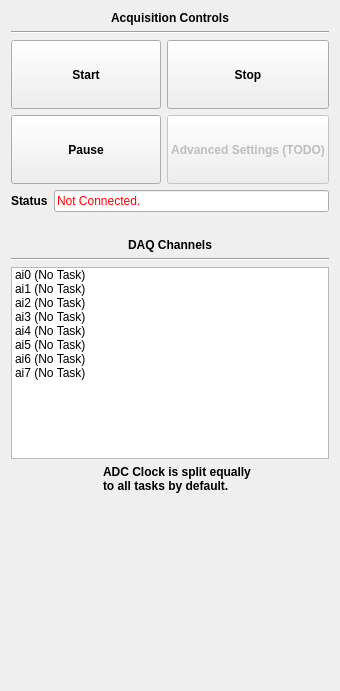
First picture: the form in client/src/windows/acquisitioncontrol_window.ui, repository lPrimemaster/DCScan-GUI, before the edit.
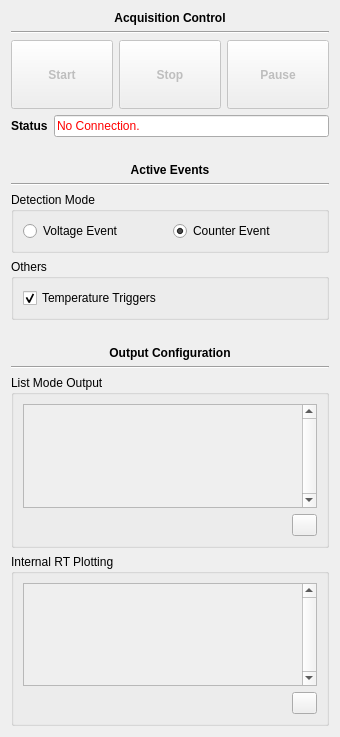
Second picture: the form after the edit. Icons and pictures are not drawn.

Commit message: Update acquision control for a more recent scheme.

```diff
--- a/client/src/windows/acquisitioncontrol_window.ui
+++ b/client/src/windows/acquisitioncontrol_window.ui
@@ -7,7 +7,7 @@
     <x>0</x>
     <y>0</y>
     <width>340</width>
-    <height>691</height>
+    <height>737</height>
    </rect>
   </property>
   <property name="windowTitle">
@@ -23,7 +23,7 @@
       </font>
      </property>
      <property name="text">
-      <string>Acquisition Controls</string>
+      <string>Acquisition Control</string>
      </property>
      <property name="alignment">
       <set>Qt::AlignCenter</set>
@@ -39,46 +39,11 @@
    </item>
    <item>
     <layout class="QGridLayout" name="gridLayout">
-     <item row="1" column="0">
-      <widget class="QPushButton" name="pushButton_3">
-       <property name="minimumSize">
-        <size>
-         <width>0</width>
-         <height>69</height>
-        </size>
-       </property>
-       <property name="font">
-        <font>
-         <weight>75</weight>
-         <bold>true</bold>
-        </font>
-       </property>
-       <property name="text">
-        <string>Pause</string>
-       </property>
-      </widget>
-     </item>
-     <item row="0" column="0">
-      <widget class="QPushButton" name="pushButton">
-       <property name="minimumSize">
-        <size>
-         <width>0</width>
-         <height>69</height>
-        </size>
-       </property>
-       <property name="font">
-        <font>
-         <weight>75</weight>
-         <bold>true</bold>
-        </font>
-       </property>
-       <property name="text">
-        <string>Start</string>
-       </property>
-      </widget>
-     </item>
      <item row="0" column="1">
       <widget class="QPushButton" name="pushButton_2">
+       <property name="enabled">
+        <bool>false</bool>
+       </property>
        <property name="minimumSize">
         <size>
          <width>0</width>
@@ -96,8 +61,8 @@
        </property>
       </widget>
      </item>
-     <item row="1" column="1">
-      <widget class="QPushButton" name="pushButton_4">
+     <item row="0" column="0">
+      <widget class="QPushButton" name="pushButton">
        <property name="enabled">
         <bool>false</bool>
        </property>
@@ -114,7 +79,29 @@
         </font>
        </property>
        <property name="text">
-        <string>Advanced Settings (TODO)</string>
+        <string>Start</string>
+       </property>
+      </widget>
+     </item>
+     <item row="0" column="2">
+      <widget class="QPushButton" name="pushButton_3">
+       <property name="enabled">
+        <bool>false</bool>
+       </property>
+       <property name="minimumSize">
+        <size>
+         <width>0</width>
+         <height>69</height>
+        </size>
+       </property>
+       <property name="font">
+        <font>
+         <weight>75</weight>
+         <bold>true</bold>
+        </font>
+       </property>
+       <property name="text">
+        <string>Pause</string>
        </property>
       </widget>
      </item>
@@ -138,10 +125,10 @@
      <item>
       <widget class="QLineEdit" name="lineEdit">
        <property name="styleSheet">
-        <string notr="true">color: rgb(255, 0, 0);</string>
+        <string notr="true">color: red;</string>
        </property>
        <property name="text">
-        <string>Not Connected.</string>
+        <string>No Connection.</string>
        </property>
        <property name="readOnly">
         <bool>true</bool>
@@ -175,7 +162,7 @@
       </font>
      </property>
      <property name="text">
-      <string>DAQ Channels</string>
+      <string>Active Events</string>
      </property>
      <property name="alignment">
       <set>Qt::AlignCenter</set>
@@ -190,59 +177,61 @@
     </widget>
    </item>
    <item>
-    <widget class="QListWidget" name="listWidget">
-     <item>
-      <property name="text">
-       <string>ai0 (No Task)</string>
-      </property>
-     </item>
+    <widget class="QGroupBox" name="groupBox">
+     <property name="title">
+      <string>Detection Mode</string>
+     </property>
+     <layout class="QHBoxLayout" name="horizontalLayout_2">
      <item>
+       <widget class="QRadioButton" name="radioButton">
       <property name="text">
-       <string>ai1 (No Task)</string>
-      </property>
+         <string>Voltage Event</string>
+        </property>
+       </widget>
      </item>
      <item>
+       <widget class="QRadioButton" name="radioButton_2">
       <property name="text">
-       <string>ai2 (No Task)</string>
-      </property>
-     </item>
-     <item>
-      <property name="text">
-       <string>ai3 (No Task)</string>
-      </property>
-     </item>
-     <item>
-      <property name="text">
-       <string>ai4 (No Task)</string>
-      </property>
+         <string>Counter Event</string>
+        </property>
+        <property name="checked">
+         <bool>true</bool>
+        </property>
+       </widget>
+      </item>
+     </layout>
+    </widget>
      </item>
      <item>
-      <property name="text">
-       <string>ai5 (No Task)</string>
-      </property>
-     </item>
+    <widget class="QGroupBox" name="groupBox_2">
+     <property name="title">
+      <string>Others</string>
+     </property>
+     <layout class="QVBoxLayout" name="verticalLayout">
      <item>
+       <widget class="QCheckBox" name="checkBox">
       <property name="text">
-       <string>ai6 (No Task)</string>
-      </property>
-     </item>
-     <item>
-      <property name="text">
-       <string>ai7 (No Task)</string>
-      </property>
-     </item>
+         <string>Temperature Triggers</string>
+        </property>
+        <property name="checked">
+         <bool>true</bool>
+        </property>
+       </widget>
+      </item>
+     </layout>
     </widget>
    </item>
    <item>
-    <layout class="QHBoxLayout" name="horizontalLayout_3">
-     <item>
-      <spacer name="horizontalSpacer_2">
+    <spacer name="verticalSpacer_3">
        <property name="orientation">
-        <enum>Qt::Horizontal</enum>
+      <enum>Qt::Vertical</enum>
+     </property>
+     <property name="sizeType">
+      <enum>QSizePolicy::Fixed</enum>
        </property>
        <property name="sizeHint" stdset="0">
         <size>
-         <width>40</width>
+       <width>20</width>
          <height>20</height>
         </size>
        </property>
@@ -250,16 +239,6 @@
      </item>
      <item>
       <widget class="QLabel" name="label_3">
-       <property name="text">
-        <string/>
-       </property>
-       <property name="pixmap">
-        <pixmap resource="../../res/res.qrc">:/png/warning.png</pixmap>
-       </property>
-      </widget>
-     </item>
-     <item>
-      <widget class="QLabel" name="label_4">
        <property name="font">
         <font>
          <weight>75</weight>
@@ -267,11 +246,66 @@
         </font>
        </property>
        <property name="text">
-        <string>ADC Clock is split equally
-to all tasks by default.</string>
-       </property>
-      </widget>
-     </item>
+      <string>Output Configuration</string>
+     </property>
+     <property name="alignment">
+      <set>Qt::AlignCenter</set>
+     </property>
+    </widget>
+   </item>
+   <item>
+    <widget class="Line" name="line_3">
+     <property name="orientation">
+      <enum>Qt::Horizontal</enum>
+     </property>
+    </widget>
+   </item>
+   <item>
+    <widget class="QGroupBox" name="groupBox_3">
+     <property name="title">
+      <string>List Mode Output</string>
+     </property>
+     <layout class="QVBoxLayout" name="verticalLayout_3">
+      <item>
+       <widget class="QScrollArea" name="scrollArea">
+        <property name="verticalScrollBarPolicy">
+         <enum>Qt::ScrollBarAlwaysOn</enum>
+        </property>
+        <property name="horizontalScrollBarPolicy">
+         <enum>Qt::ScrollBarAlwaysOff</enum>
+        </property>
+        <property name="widgetResizable">
+         <bool>true</bool>
+        </property>
+        <widget class="QWidget" name="scrollAreaWidgetContents">
+         <property name="geometry">
+          <rect>
+           <x>0</x>
+           <y>0</y>
+           <width>283</width>
+           <height>113</height>
+          </rect>
+         </property>
+         <layout class="QVBoxLayout" name="verticalLayout_5">
+          <item>
+           <spacer name="verticalSpacer_5">
+            <property name="orientation">
+             <enum>Qt::Vertical</enum>
+            </property>
+            <property name="sizeHint" stdset="0">
+             <size>
+              <width>20</width>
+              <height>40</height>
+             </size>
+            </property>
+           </spacer>
+          </item>
+         </layout>
+        </widget>
+       </widget>
+      </item>
+      <item>
+       <layout class="QHBoxLayout" name="horizontalLayout_3">
      <item>
       <spacer name="horizontalSpacer">
        <property name="orientation">
@@ -285,10 +319,63 @@
        </property>
       </spacer>
      </item>
-    </layout>
-   </item>
+        <item>
+         <widget class="QPushButton" name="pushButton_5">
+          <property name="minimumSize">
+           <size>
+            <width>25</width>
+            <height>0</height>
+           </size>
+          </property>
+          <property name="maximumSize">
+           <size>
+            <width>25</width>
+            <height>16777215</height>
+           </size>
+          </property>
+          <property name="text">
+           <string/>
+          </property>
+          <property name="icon">
+           <iconset resource="../../res/res.qrc">
+            <normaloff>:/png/plus.png</normaloff>:/png/plus.png</iconset>
+          </property>
+         </widget>
+        </item>
+       </layout>
+      </item>
+     </layout>
+    </widget>
+   </item>
    <item>
-    <spacer name="verticalSpacer">
+    <widget class="QGroupBox" name="groupBox_4">
+     <property name="title">
+      <string>Internal RT Plotting</string>
+     </property>
+     <layout class="QVBoxLayout" name="verticalLayout_4">
+      <item>
+       <widget class="QScrollArea" name="scrollArea_2">
+        <property name="verticalScrollBarPolicy">
+         <enum>Qt::ScrollBarAlwaysOn</enum>
+        </property>
+        <property name="horizontalScrollBarPolicy">
+         <enum>Qt::ScrollBarAlwaysOff</enum>
+        </property>
+        <property name="widgetResizable">
+         <bool>true</bool>
+        </property>
+        <widget class="QWidget" name="scrollAreaWidgetContents_2">
+         <property name="geometry">
+          <rect>
+           <x>0</x>
+           <y>0</y>
+           <width>283</width>
+           <height>113</height>
+          </rect>
+         </property>
+         <layout class="QVBoxLayout" name="verticalLayout_6">
+          <item>
+           <spacer name="verticalSpacer_4">
      <property name="orientation">
       <enum>Qt::Vertical</enum>
      </property>
@@ -299,6 +386,53 @@
       </size>
      </property>
     </spacer>
+          </item>
+         </layout>
+        </widget>
+       </widget>
+      </item>
+      <item>
+       <layout class="QHBoxLayout" name="horizontalLayout_4">
+        <item>
+         <spacer name="horizontalSpacer_2">
+          <property name="orientation">
+           <enum>Qt::Horizontal</enum>
+          </property>
+          <property name="sizeHint" stdset="0">
+           <size>
+            <width>40</width>
+            <height>20</height>
+           </size>
+          </property>
+         </spacer>
+        </item>
+        <item>
+         <widget class="QPushButton" name="pushButton_6">
+          <property name="minimumSize">
+           <size>
+            <width>25</width>
+            <height>0</height>
+           </size>
+          </property>
+          <property name="maximumSize">
+           <size>
+            <width>25</width>
+            <height>16777215</height>
+           </size>
+          </property>
+          <property name="text">
+           <string/>
+          </property>
+          <property name="icon">
+           <iconset resource="../../res/res.qrc">
+            <normaloff>:/png/plus.png</normaloff>:/png/plus.png</iconset>
+          </property>
+         </widget>
+        </item>
+       </layout>
+      </item>
+     </layout>
+    </widget>
    </item>
   </layout>
  </widget>
```
Lines whose indentation alone changed are shown as unchanged. The commit also changes 2 other files.
